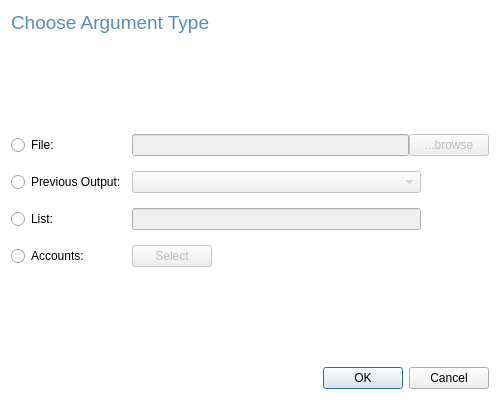
Old version of the form ui/Argument_Dialog_Accounts.ui in the repository DaniCaballero/ide.
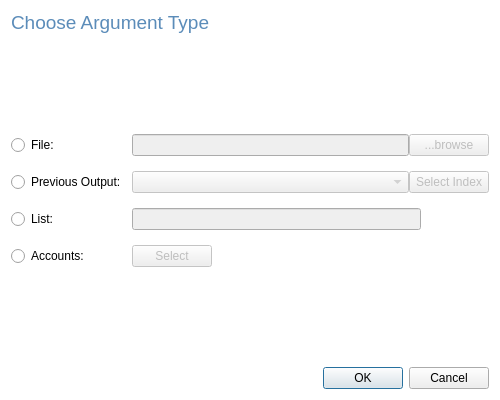
New version of the form.

What changed in the file:
```diff
--- a/ui/Argument_Dialog_Accounts.ui
+++ b/ui/Argument_Dialog_Accounts.ui
@@ -112,20 +112,20 @@
         </widget>
        </item>
        <item>
-        <spacer name="horizontalSpacer">
-         <property name="orientation">
-          <enum>Qt::Horizontal</enum>
+        <widget class="QPushButton" name="select_index_btn">
+         <property name="enabled">
+          <bool>false</bool>
          </property>
-         <property name="sizeType">
-          <enum>QSizePolicy::Fixed</enum>
+         <property name="sizePolicy">
+          <sizepolicy hsizetype="Fixed" vsizetype="Fixed">
+           <horstretch>0</horstretch>
+           <verstretch>0</verstretch>
+          </sizepolicy>
          </property>
-         <property name="sizeHint" stdset="0">
-          <size>
-           <width>68</width>
-           <height>20</height>
-          </size>
+         <property name="text">
+          <string>Select Index</string>
          </property>
-        </spacer>
+        </widget>
        </item>
       </layout>
      </item>
```
Left out of the diff: 2 changed lines with no effect on the pictures.
